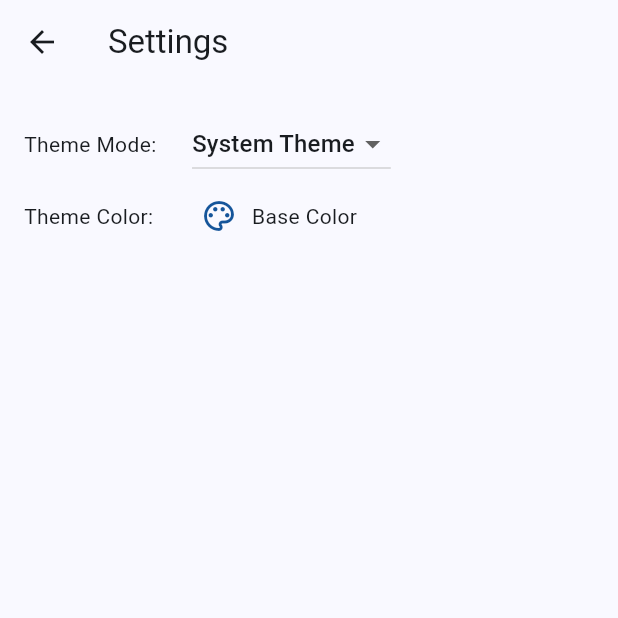
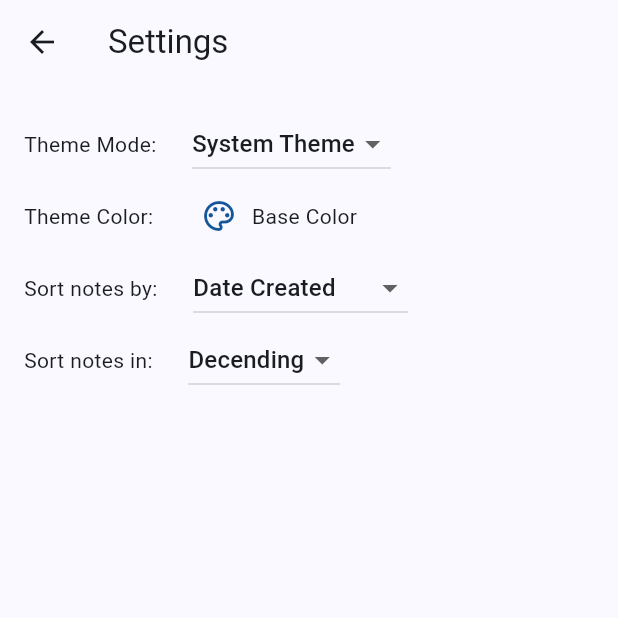
Before and after one commit to derec30240/TinyNote, a Flutter app: the screen it shows after launch, in the side drawer, after a tap on "Settings", on a phone screen of 412 x 824 dp, the top half of it. Run offline on Flutter 3.47's test engine with Material 3 defaults, Android fonts, the phone set to English and light mode, and no system bars; our stand-ins replace get, shared_preferences.

Commit message:
Enable to customize note sort order.

```diff
--- a/lib/pages/notes_page.dart
+++ b/lib/pages/notes_page.dart
@@ -27,6 +27,7 @@ class NotesPage extends StatelessWidget {
             child: ListView.builder(
               itemCount: notesController.notes.length,
               itemBuilder: (context, index) {
+                //FIXME: If the `notesSortOrder` is `dateLastEdited`, when finished edit, it may go back to another NoteDetailPage. Try not to use `index` to index the note, or maybe other solutions.
                 return ListTile(
                   onTap: () {
                     Get.to(() => NoteDetailPage(index: index));
--- a/lib/pages/settings_page.dart
+++ b/lib/pages/settings_page.dart
@@ -3,12 +3,14 @@ import 'package:get/get.dart';
 
 import '../common/constants.dart';
 import '../controllers/global_controller.dart';
+import '../controllers/notes_controller.dart';
 
 /// Displays the various settings that can be customized by the user.
 class SettingsPage extends StatelessWidget {
   SettingsPage({super.key});
 
   final GlobalController globalController = Get.find<GlobalController>();
+  final NotesController notesController = Get.find<NotesController>();
 
   @override
   Widget build(BuildContext context) {
@@ -18,9 +20,9 @@ class SettingsPage extends StatelessWidget {
       ),
       body: Padding(
         padding: const EdgeInsets.all(16.0),
-        child: ListView(
-          children: [
-            Obx(() => Row(
+        child: Obx(() => ListView(
+              children: [
+                Row(
                   children: [
                     const Text('Theme Mode: '),
                     const SizedBox(width: 20.0),
@@ -43,8 +45,8 @@ class SettingsPage extends StatelessWidget {
                       onChanged: globalController.updateThemeMode,
                     ),
                   ],
-                )),
-            Obx(() => Row(
+                ),
+                Row(
                   children: [
                     const Text('Theme Color: '),
                     const SizedBox(width: 20.0),
@@ -93,9 +95,55 @@ class SettingsPage extends StatelessWidget {
                       onSelected: globalController.updateThemeColor,
                     ),
                   ],
-                ))
-          ],
-        ),
+                ),
+                Row(
+                  children: [
+                    const Text('Sort notes by: '),
+                    const SizedBox(width: 20.0),
+                    DropdownButton<String>(
+                      value: globalController.noteSortOrder.value,
+                      items: const [
+                        DropdownMenuItem(
+                          value: 'dateCreated',
+                          child: Text('Date Created'),
+                        ),
+                        DropdownMenuItem(
+                          value: 'dateLastEdited',
+                          child: Text('Date Last Edited'),
+                        ),
+                      ],
+                      onChanged: (sortOrder) {
+                        globalController.updateNoteSortOrder(sortOrder);
+                        notesController.sortNotes();
+                      },
+                    ),
+                  ],
+                ),
+                Row(
+                  children: [
+                    const Text('Sort notes in: '),
+                    const SizedBox(width: 20.0),
+                    DropdownButton<bool>(
+                      value: globalController.noteSortAscending.value,
+                      items: const [
+                        DropdownMenuItem(
+                          value: true,
+                          child: Text('Ascending'),
+                        ),
+                        DropdownMenuItem(
+                          value: false,
+                          child: Text('Decending'),
+                        ),
+                      ],
+                      onChanged: (sortAscending) {
+                        globalController.updateNoteSortAscending(sortAscending);
+                        notesController.sortNotes();
+                      },
+                    ),
+                  ],
+                ),
+              ],
+            )),
       ),
     );
   }
```
